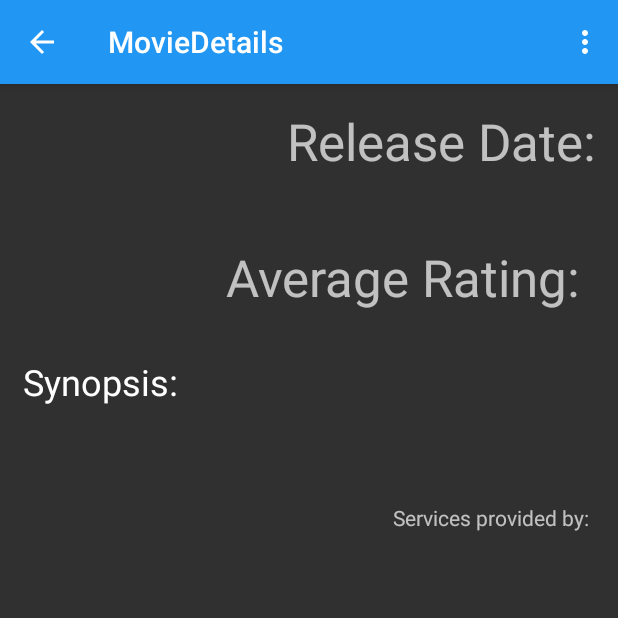
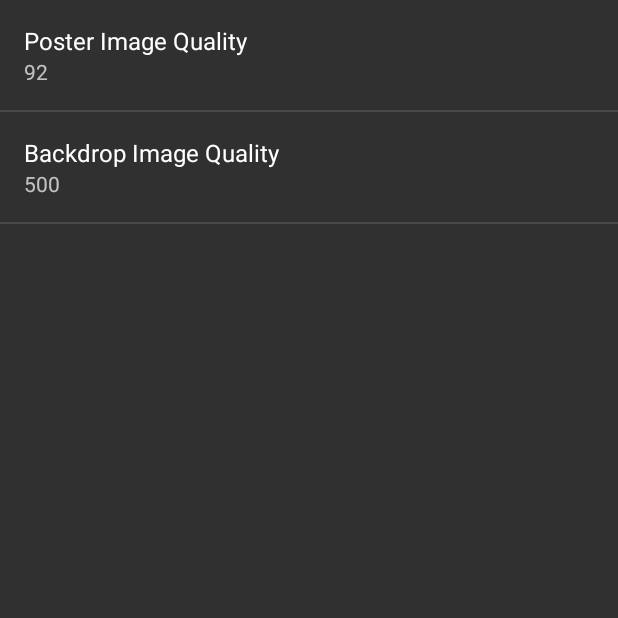
Before and after one commit to alexwine36/Popular-Movies, an Android app: the MovieDetails screen opened directly, with no data from a screen before it, in the options menu, after a tap on "Settings", on a phone screen of 412 x 824 dp, the top half of it. Run offline under Robolectric (Android 15) with nearby library versions, the phone set to English and light mode, and no system bars; our stand-ins replace Picasso; pictures from the network do not load.

Commit message:
Added support for changing image quality throughout application interaction

```diff
--- a/app/build.gradle
+++ b/app/build.gradle
@@ -27,4 +27,5 @@ dependencies {
     compile fileTree(dir: 'libs', include: ['*.jar'])
     compile 'com.android.support:appcompat-v7:22.2.0'
     compile 'com.squareup.picasso:picasso:2.5.2'
+    compile 'com.android.support:support-v4:22.2.0'
 }
--- a/app/src/main/java/io/awts/popularmovies/DiscoveryActivity.java
+++ b/app/src/main/java/io/awts/popularmovies/DiscoveryActivity.java
@@ -1,7 +1,8 @@
 package io.awts.popularmovies;
 
+import android.content.Intent;
+import android.os.Bundle;
 import android.support.v7.app.ActionBarActivity;
-import android.os.Bundle;
 import android.view.Menu;
 import android.view.MenuItem;
 
@@ -31,6 +32,7 @@ public class DiscoveryActivity extends ActionBarActivity {
 
         //noinspection SimplifiableIfStatement
         if (id == R.id.action_settings) {
+            startActivity(new Intent(this, SettingsActivity.class));
             return true;
         }
 
--- a/app/src/main/java/io/awts/popularmovies/MovieDetails.java
+++ b/app/src/main/java/io/awts/popularmovies/MovieDetails.java
@@ -1,5 +1,6 @@
 package io.awts.popularmovies;
 
+import android.content.Intent;
 import android.support.v7.app.ActionBarActivity;
 import android.os.Bundle;
 import android.view.Menu;
@@ -31,6 +32,7 @@ public class MovieDetails extends ActionBarActivity {
 
         //noinspection SimplifiableIfStatement
         if (id == R.id.action_settings) {
+            startActivity(new Intent(this, SettingsActivity.class));
             return true;
         }
 
--- a/app/src/main/java/io/awts/popularmovies/MovieDetailsFragment.java
+++ b/app/src/main/java/io/awts/popularmovies/MovieDetailsFragment.java
@@ -1,8 +1,10 @@
 package io.awts.popularmovies;
 
 import android.content.Intent;
+import android.content.SharedPreferences;
+import android.os.Bundle;
+import android.preference.PreferenceManager;
 import android.support.v4.app.Fragment;
-import android.os.Bundle;
 import android.view.LayoutInflater;
 import android.view.View;
 import android.view.ViewGroup;
@@ -18,7 +20,11 @@ import com.squareup.picasso.Picasso;
 public class MovieDetailsFragment extends Fragment {
 
     private MovieData mMovie;
+
+
+
     public MovieDetailsFragment() {
+
     }
 
     @Override
@@ -26,7 +32,9 @@ public class MovieDetailsFragment extends Fragment {
                              Bundle savedInstanceState) {
         View rootView = inflater.inflate(R.layout.fragment_movie_details, container, false);
 
-
+        SharedPreferences preferences = PreferenceManager.getDefaultSharedPreferences(rootView.getContext());
+        String prefPosterSize = preferences.getString(getString(R.string.pref_poster_size_key), getString(R.string.pref_poster_size_default));
+        String prefBackdropSize = preferences.getString(getString(R.string.pref_backdrop_size_key), getString(R.string.pref_backdrop_size_default));
         Intent intent = getActivity().getIntent();
         String extra_movie = getString(R.string.extra_movie);
         if (intent != null && intent.hasExtra(extra_movie)){
@@ -42,11 +50,15 @@ public class MovieDetailsFragment extends Fragment {
             synopsisValue.setText(mMovie.overview);
             releaseValue.setText(mMovie.release_date);
             ratingValue.setText(mMovie.vote_average);
-            String imageSize = MovieData.sizes[3];
-            String biggerPicture = MovieData.getImageUrl(mMovie.poster_path, imageSize);
-            Picasso.with(rootView.getContext()).load(mMovie.backdrop_url).into(backgroundView);
+
+
+            String poster_url = MovieData.getImageUrl(mMovie.poster_path, prefPosterSize);
+
+            String backdrop_url = MovieData.getImageUrl(mMovie.backdrop_path, prefBackdropSize);
+
+            Picasso.with(rootView.getContext()).load(backdrop_url).into(backgroundView);
 //            Picasso.with(rootView.getContext()).load(mMovie.poster_url).into(posterView);
-            Picasso.with(rootView.getContext()).load(biggerPicture).into(posterView);
+            Picasso.with(rootView.getContext()).load(poster_url).into(posterView);
             Picasso.with(rootView.getContext()).load(MovieData.provider).into(tmdbView);
 
 
--- /dev/null
+++ b/app/src/main/java/io/awts/popularmovies/SettingsActivity.java
@@ -0,0 +1,74 @@
+package io.awts.popularmovies;
+
+import android.os.Bundle;
+import android.preference.ListPreference;
+import android.preference.Preference;
+import android.preference.PreferenceActivity;
+import android.preference.PreferenceManager;
+
+/**
+ * A {@link PreferenceActivity} that presents a set of application settings. On
+ * handset devices, settings are presented as a single list. On tablets,
+ * settings are split by category, with category headers shown to the left of
+ * the list of settings.
+ * <p/>
+ * See <a href="http://developer.android.com/design/patterns/settings.html">
+ * Android Design: Settings</a> for design guidelines and the <a
+ * href="http://developer.android.com/guide/topics/ui/settings.html">Settings
+ * API Guide</a> for more information on developing a Settings UI.
+ */
+public class SettingsActivity extends PreferenceActivity
+        implements Preference.OnPreferenceChangeListener {
+
+    @Override
+    public void onCreate(Bundle savedInstanceState) {
+        super.onCreate(savedInstanceState);
+        // Add 'general' preferences, defined in the XML file
+        // TODO: Add preferences from XML
+
+        addPreferencesFromResource(R.xml.pref_general);
+
+        // For all preferences, attach an OnPreferenceChangeListener so the UI summary can be
+        // updated when the preference changes.
+        // TODO: Add preferences
+        bindPreferenceSummaryToValue(findPreference(getString(R.string.pref_poster_size_key)));
+        bindPreferenceSummaryToValue(findPreference(getString(R.string.pref_backdrop_size_key)));
+    }
+
+    /**
+     * Attaches a listener so the summary is always updated with the preference value.
+     * Also fires the listener once, to initialize the summary (so it shows up before the value
+     * is changed.)
+     */
+    private void bindPreferenceSummaryToValue(Preference preference) {
+        // Set the listener to watch for value changes.
+        preference.setOnPreferenceChangeListener(this);
+
+        // Trigger the listener immediately with the preference's
+        // current value.
+        onPreferenceChange(preference,
+                PreferenceManager
+                        .getDefaultSharedPreferences(preference.getContext())
+                        .getString(preference.getKey(), ""));
+    }
+
+    @Override
+    public boolean onPreferenceChange(Preference preference, Object value) {
+        String stringValue = value.toString();
+
+        if (preference instanceof ListPreference) {
+            // For list preferences, look up the correct display value in
+            // the preference's 'entries' list (since they have separate labels/values).
+            ListPreference listPreference = (ListPreference) preference;
+            int prefIndex = listPreference.findIndexOfValue(stringValue);
+            if (prefIndex >= 0) {
+                preference.setSummary(listPreference.getEntries()[prefIndex]);
+            }
+        } else {
+            // For other preferences, set the summary to the value's simple string representation.
+            preference.setSummary(stringValue);
+        }
+        return true;
+    }
+
+}
--- /dev/null
+++ b/app/src/main/res/values/strings_activity_settings.xml
@@ -0,0 +1,109 @@
+<resources>
+    <string name="title_activity_settings">Settings</string>
+
+    <string name="pref_poster_size_key">poster_size</string>
+    <string name="pref_poster_size_label">Poster Image Quality</string>
+    <string-array name="pref_poster_size_list_titles">
+        <item>92</item>
+        <item>154</item>
+        <item>185</item>
+        <item>342</item>
+        <item>500</item>
+        <item>780</item>
+        <item>Original</item>
+    </string-array>
+    <string-array name="pref_poster_size_list_values">
+        <item>w92</item>
+        <item>w154</item>
+        <item>w185</item>
+        <item>w342</item>
+        <item>w500</item>
+        <item>w780</item>
+        <item>original</item>
+    </string-array>
+    <string name="pref_poster_size_default">w92</string>
+
+
+    <string name="pref_backdrop_size_key">backdrop_size</string>
+    <string name="pref_backdrop_size_label">Backdrop Image Quality</string>
+    <string-array name="pref_backdrop_size_list_titles">
+        <item>92</item>
+        <item>154</item>
+        <item>185</item>
+        <item>342</item>
+        <item>500</item>
+        <item>780</item>
+        <item>Original</item>
+    </string-array>
+    <string-array name="pref_backdrop_size_list_values">
+        <item>w92</item>
+        <item>w154</item>
+        <item>w185</item>
+        <item>w342</item>
+        <item>w500</item>
+        <item>w780</item>
+        <item>original</item>
+    </string-array>
+    <string name="pref_backdrop_size_default">w500</string>
+
+
+    <!--"w92", "w154", "w185", "w342", "w500", "w780", "original"-->
+
+    <!-- Strings related to Settings -->
+
+    <!--&lt;!&ndash; Example General settings &ndash;&gt;-->
+    <!--<string name="pref_header_general">General</string>-->
+
+    <!--<string name="pref_title_social_recommendations">Enable social recommendations</string>-->
+    <!--<string name="pref_description_social_recommendations">Recommendations for people to contact-->
+        <!--based on your message history-->
+    <!--</string>-->
+
+    <!--<string name="pref_title_display_name">Display name</string>-->
+    <!--<string name="pref_default_display_name">John Smith</string>-->
+
+    <!--<string name="pref_title_add_friends_to_messages">Add friends to messages</string>-->
+    <!--<string-array name="pref_example_list_titles">-->
+        <!--<item>Always</item>-->
+        <!--<item>When possible</item>-->
+        <!--<item>Never</item>-->
+    <!--</string-array>-->
+    <!--<string-array name="pref_example_list_values">-->
+        <!--<item>1</item>-->
+        <!--<item>0</item>-->
+        <!--<item>-1</item>-->
+    <!--</string-array>-->
+
+    <!--&lt;!&ndash; Example settings for Data & Sync &ndash;&gt;-->
+    <!--<string name="pref_header_data_sync">Data &amp; sync</string>-->
+
+    <!--<string name="pref_title_sync_frequency">Sync frequency</string>-->
+    <!--<string-array name="pref_sync_frequency_titles">-->
+        <!--<item>15 minutes</item>-->
+        <!--<item>30 minutes</item>-->
+        <!--<item>1 hour</item>-->
+        <!--<item>3 hours</item>-->
+        <!--<item>6 hours</item>-->
+        <!--<item>Never</item>-->
+    <!--</string-array>-->
+    <!--<string-array name="pref_sync_frequency_values">-->
+        <!--<item>15</item>-->
+        <!--<item>30</item>-->
+        <!--<item>60</item>-->
+        <!--<item>180</item>-->
+        <!--<item>360</item>-->
+        <!--<item>-1</item>-->
+    <!--</string-array>-->
+
+    <!--<string name="pref_title_system_sync_settings">System sync settings</string>-->
+
+    <!--&lt;!&ndash; Example settings for Notifications &ndash;&gt;-->
+    <!--<string name="pref_header_notifications">Notifications</string>-->
+
+    <!--<string name="pref_title_new_message_notifications">New message notifications</string>-->
+
+    <!--<string name="pref_title_ringtone">Ringtone</string>-->
+    <!--<string name="pref_ringtone_silent">Silent</string>-->
+
+    <!--<string name="pref_title_vibrate">Vibrate</string>-->
+</resources>
--- /dev/null
+++ b/app/src/main/res/xml/pref_general.xml
@@ -0,0 +1,45 @@
+<PreferenceScreen xmlns:android="http://schemas.android.com/apk/res/android">
+
+    <!--<CheckBoxPreference-->
+    <!--android:key="example_checkbox"-->
+    <!--android:title="@string/pref_title_social_recommendations"-->
+    <!--android:summary="@string/pref_description_social_recommendations"-->
+    <!--android:defaultValue="true" />-->
+
+    <!--&lt;!&ndash; NOTE: EditTextPreference accepts EditText attributes. &ndash;&gt;-->
+    <!--&lt;!&ndash; NOTE: EditTextPreference's summary should be set to its value by the activity code. &ndash;&gt;-->
+    <!--<EditTextPreference-->
+    <!--android:key="example_text"-->
+    <!--android:title="@string/pref_title_display_name"-->
+    <!--android:defaultValue="@string/pref_default_display_name"-->
+    <!--android:selectAllOnFocus="true"-->
+    <!--android:inputType="textCapWords"-->
+    <!--android:capitalize="words"-->
+    <!--android:singleLine="true"-->
+    <!--android:maxLines="1" />-->
+
+    <!--&lt;!&ndash; NOTE: Hide buttons to simplify the UI. Users can touch outside the dialog to-->
+    <!--dismiss it. &ndash;&gt;-->
+    <!--&lt;!&ndash; NOTE: ListPreference's summary should be set to its value by the activity code. &ndash;&gt;-->
+    <!--<ListPreference-->
+    <!--android:key="example_list"-->
+    <!--android:title="@string/pref_title_add_friends_to_messages"-->
+    <!--android:defaultValue="-1"-->
+    <!--android:entries="@array/pref_example_list_titles"-->
+    <!--android:entryValues="@array/pref_example_list_values"-->
+    <!--android:negativeButtonText="@null"-->
+    <!--android:positiveButtonText="@null" />-->
+    <ListPreference
+        android:defaultValue="@string/pref_poster_size_default"
+        android:entries="@array/pref_poster_size_list_titles"
+        android:entryValues="@array/pref_poster_size_list_values"
+        android:key="@string/pref_poster_size_key"
+        android:title="@string/pref_poster_size_label" />
+    <ListPreference
+        android:defaultValue="@string/pref_backdrop_size_default"
+        android:entries="@array/pref_backdrop_size_list_titles"
+        android:entryValues="@array/pref_backdrop_size_list_values"
+        android:key="@string/pref_backdrop_size_key"
+        android:title="@string/pref_backdrop_size_label" />
+
+</PreferenceScreen>
```
Also changed, not shown: app/src/main/AndroidManifest.xml (+8 -0 lines), app/src/main/java/io/awts/popularmovies/ImageAdapter.java (+14 -1 lines), app/src/main/java/io/awts/popularmovies/MovieData.java (+1 -14 lines).
